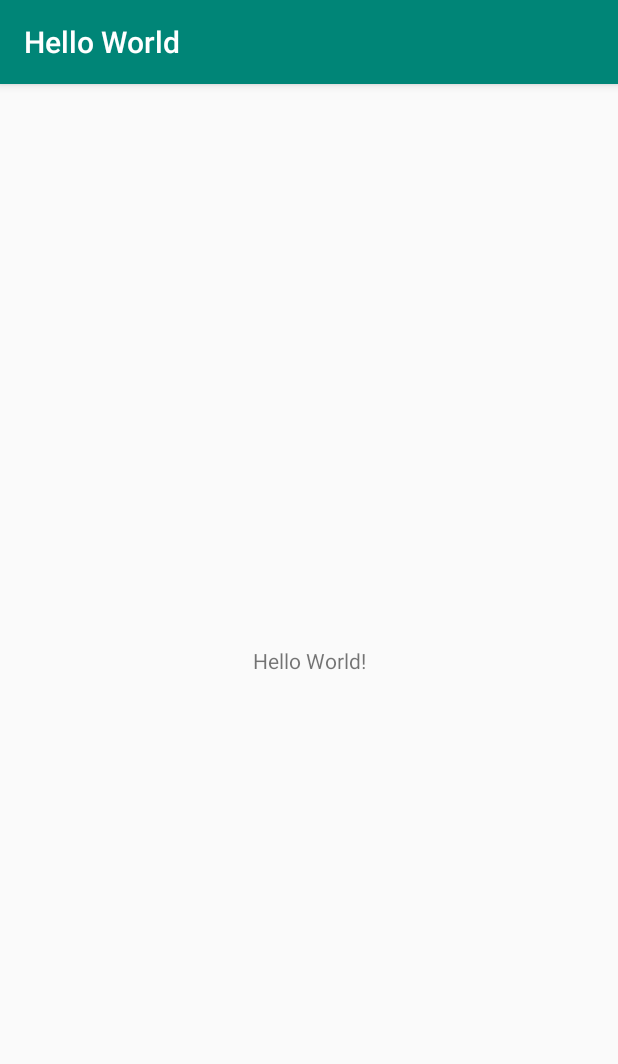
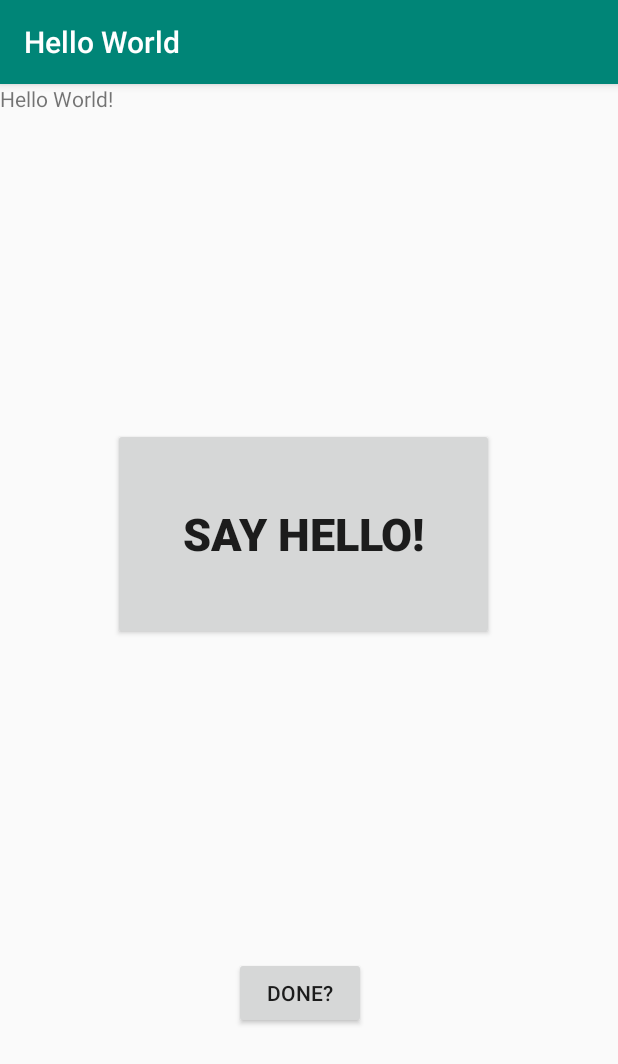
Before and after one commit to janetvc5/FridgeTracker, an Android app: the screen it shows after launch (MainActivity), on a phone screen of 412 x 824 dp. Shown: the top 1064 px of the screen. Run offline under Robolectric (Android 15) with nearby library versions, the phone set to English and light mode, and no system bars.

Commit message:
expanding hello world

```diff
--- a/Experiments/Hailey/HelloWorld2/app/src/main/AndroidManifest.xml
+++ b/Experiments/Hailey/HelloWorld2/app/src/main/AndroidManifest.xml
@@ -9,6 +9,7 @@
         android:roundIcon="@mipmap/ic_launcher_round"
         android:supportsRtl="true"
         android:theme="@style/AppTheme">
+        <activity android:name=".ThankYou"></activity>
         <activity android:name=".MainActivity">
             <intent-filter>
                 <action android:name="android.intent.action.MAIN" />
--- a/Experiments/Hailey/HelloWorld2/app/src/main/java/com/example/helloworld/MainActivity.java
+++ b/Experiments/Hailey/HelloWorld2/app/src/main/java/com/example/helloworld/MainActivity.java
@@ -1,10 +1,17 @@
 package com.example.helloworld;
 
+import android.content.Intent;
 import android.os.Bundle;
 import android.support.v7.app.AppCompatActivity;
 import android.util.Log;
+import android.view.View;
+import android.widget.Button;
+import android.widget.Toast;
 
 public class MainActivity extends AppCompatActivity {
+
+    Button b1;
+    Button b2;
 
     @Override
     protected void onCreate(Bundle savedInstanceState) {
@@ -12,5 +19,22 @@ public class MainActivity extends AppCompatActivity {
         setContentView(R.layout.activity_main);
         Log.d("MainActivity", "Hello World");
         //test comment
+
+        b1=(Button) findViewById(R.id.buttonSayHello);
+        b1.setOnClickListener(new View.OnClickListener() {
+            @Override
+            public void onClick(View v) {
+                Toast.makeText(getApplicationContext(), "Hello World", Toast.LENGTH_LONG).show();
+            }
+        });
+
+        b2=(Button) findViewById(R.id.buttonDone);
+        b2.setOnClickListener(new View.OnClickListener() {
+            @Override
+            public void onClick(View v) {
+                Intent i=new Intent(MainActivity.this, ThankYou.class);
+                startActivity(i);
+            }
+        });
     }
 }
--- a/Experiments/Hailey/HelloWorld2/app/src/main/res/layout/activity_main.xml
+++ b/Experiments/Hailey/HelloWorld2/app/src/main/res/layout/activity_main.xml
@@ -1,5 +1,5 @@
 <?xml version="1.0" encoding="utf-8"?>
-<android.support.constraint.ConstraintLayout xmlns:android="http://schemas.android.com/apk/res/android"
+<RelativeLayout xmlns:android="http://schemas.android.com/apk/res/android"
     xmlns:app="http://schemas.android.com/apk/res-auto"
     xmlns:tools="http://schemas.android.com/tools"
     android:layout_width="match_parent"
@@ -15,4 +15,30 @@
         app:layout_constraintRight_toRightOf="parent"
         app:layout_constraintTop_toTopOf="parent" />
 
-</android.support.constraint.ConstraintLayout>
+    <Button
+        android:id="@+id/buttonSayHello"
+        android:layout_width="254dp"
+        android:layout_height="141dp"
+        android:layout_alignParentStart="true"
+        android:layout_alignParentLeft="true"
+        android:layout_alignParentTop="true"
+        android:layout_marginStart="75dp"
+        android:layout_marginLeft="75dp"
+        android:layout_marginTop="229dp"
+        android:text="Say Hello!"
+        android:textSize="30sp"
+        android:textStyle="bold" />
+
+    <Button
+        android:id="@+id/buttonDone"
+        android:layout_width="wrap_content"
+        android:layout_height="wrap_content"
+        android:layout_alignParentStart="true"
+        android:layout_alignParentLeft="true"
+        android:layout_alignParentBottom="true"
+        android:layout_marginStart="156dp"
+        android:layout_marginLeft="156dp"
+        android:layout_marginBottom="138dp"
+        android:text="Done?" />
+
+</RelativeLayout>
```
Also changed, not shown: Experiments/Hailey/HelloWorld2/app/src/main/java/com/example/helloworld/ThankYou.java (added, +13 -0 lines), Experiments/Hailey/HelloWorld2/app/src/main/res/layout/activity_thank_you.xml (added, +21 -0 lines).
